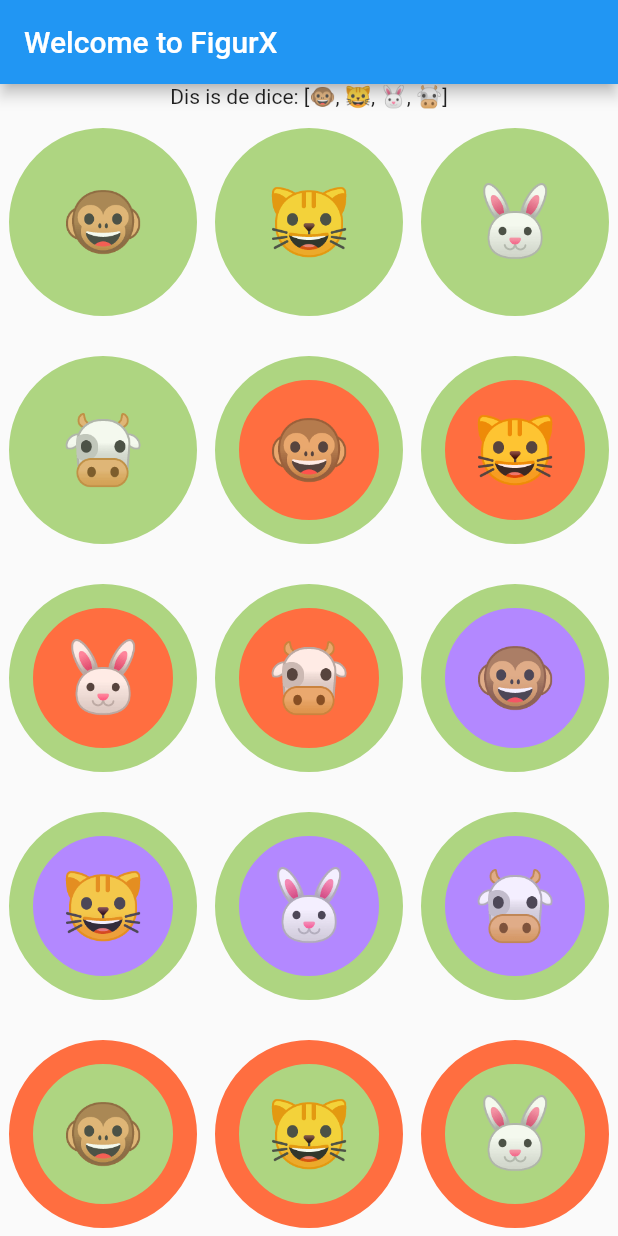
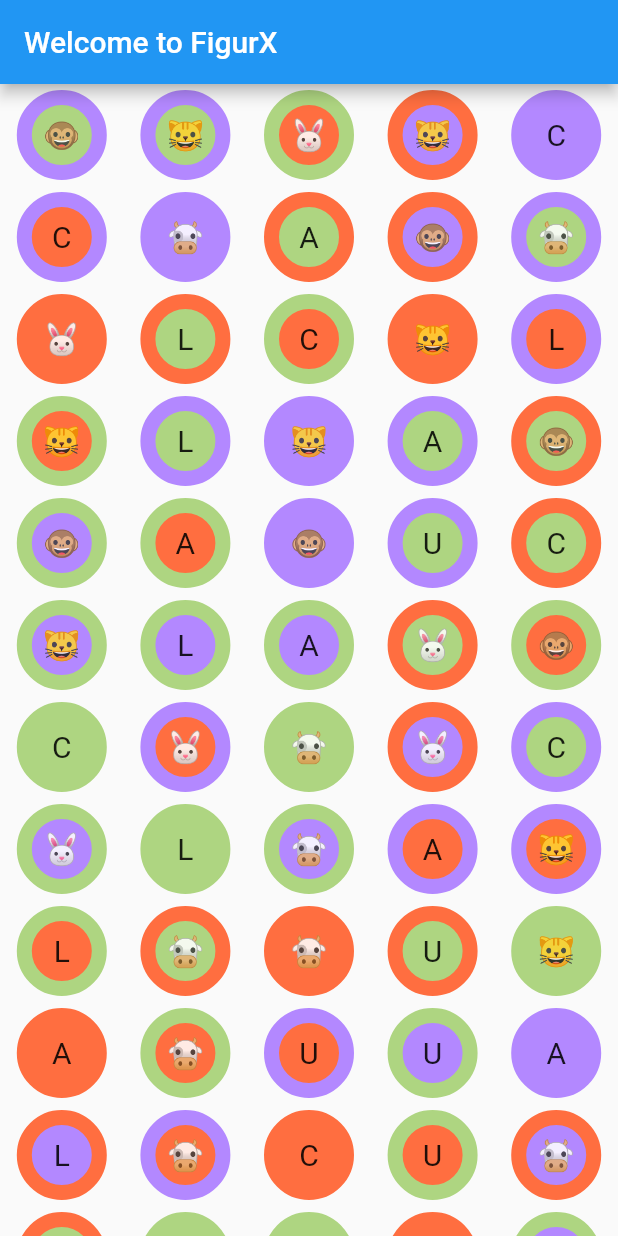
Before and after one commit to balintsera/figurx, a Flutter app: the screen it shows after launch, on a phone screen of 412 x 824 dp. Run offline on Flutter 3.47's test engine with Material 2 defaults, Android fonts, the phone set to English and light mode, and no system bars.

```diff
--- a/lib/main.dart
+++ b/lib/main.dart
@@ -1,6 +1,5 @@
 import 'package:flutter/material.dart';
-import 'view/dice.dart';
-import 'view/board.dart';
+import 'view/game.dart';
 
 
 void main() => runApp(new MyApp());
@@ -8,7 +7,6 @@ void main() => runApp(new MyApp());
 class MyApp extends StatelessWidget {
   @override
   Widget build(BuildContext context) {
-    final dice = new Dice();
     return new MaterialApp(
       title: 'FigurX',
       home: new Scaffold(
@@ -17,8 +15,7 @@ class MyApp extends StatelessWidget {
         ),
         body: new ListView(
           children: [
-            dice,
-            new Board(),
+            new Game(),
           ],
         )
       ),
--- a/lib/service/board_layout.dart
+++ b/lib/service/board_layout.dart
@@ -11,6 +11,10 @@ class BoardLayout {
   static String cat = '\u{1f431}';
   static String bunny = '\u{1f430}';
   static String cow = '\u{1f42e}';
+  static String letter_l = "L";
+  static String letter_u = "U";
+  static String letter_c = "C";
+  static String letter_a = "A";
 
   BoardLayout({this.availColors, this.availFigures}) {
     _generateAllPermutations();
@@ -23,7 +27,16 @@ class BoardLayout {
           Colors.deepOrangeAccent[200],
           Colors.deepPurpleAccent[100]
         ],
-        availFigures = [monkey, cat, bunny, cow] {
+        availFigures = [
+          letter_l,
+          letter_u,
+          letter_c,
+          letter_a,
+          monkey,
+          cat,
+          bunny,
+          cow
+        ] {
     _generateAllPermutations();
   }
 
--- a/lib/view/board.dart
+++ b/lib/view/board.dart
@@ -1,17 +1,19 @@
 import 'package:flutter/material.dart';
+import 'game.dart';
 import '../service/board_layout.dart';
 import 'figure_view.dart';
 import '../entity/figure.dart';
 
-class Board extends StatelessWidget {
+class Board extends State<Game> {
+  int numRows = 5;
   @override
   Widget build(BuildContext context) {
     final layout = new BoardLayout.withDefaults();
-
+    List<Figure> randomlyOrdered = layout.randomSubSet(layout.allPermutations.length);
     List<Row> rows = [];
     // Add figures by three to widgets
-    for (var i = 3; i <= layout.allPermutations.length; i += 3) {
-      var threeFig = layout.allPermutations.getRange(i - 3, i).toList();
+    for (var i = numRows; i <= randomlyOrdered.length; i += numRows) {
+      var threeFig = randomlyOrdered.getRange(i - numRows, i).toList();
       rows.add(_getOneRow(threeFig));
     }
 
@@ -21,16 +23,14 @@ class Board extends StatelessWidget {
   }
 
   Row _getOneRow(List<Figure> figures) {
-    return new Row(children: [
-      new Expanded(
+    List<Expanded> children = [];
+    for (var i = 0; i < numRows; i++) {
+      var expanded = new Expanded(
           child: new FigureView(
-              figures[0].figure, figures[0].bgColor, figures[0].borderColor)),
-      new Expanded(
-          child: new FigureView(
-              figures[1].figure, figures[1].bgColor, figures[1].borderColor)),
-      new Expanded(
-          child: new FigureView(
-              figures[2].figure, figures[2].bgColor, figures[2].borderColor)),
-    ]);
+              figures[i].figure, figures[i].bgColor, figures[i].borderColor)
+      );
+      children.add(expanded);
+    }
+    return new Row(children: children);
   }
 }
--- a/lib/view/figure_view.dart
+++ b/lib/view/figure_view.dart
@@ -6,6 +6,12 @@ class FigureView extends StatelessWidget {
   final Color bgColor;
 
   FigureView(this.figure, this.bgColor, this.borderColor);
+
+  double borderHeight = 10.0;
+  double padding = 4.0;
+  double margin = 4.0;
+  double fontSize = 20.0;
+  double width = 60.0;
 
   @override
   Widget build(BuildContext context) {
@@ -21,14 +27,14 @@ class FigureView extends StatelessWidget {
         shape: BoxShape.circle,
         border: new Border.all(
           color: this.borderColor,
-          width: 16.0,
+          width: borderHeight,
         ),
       ),
 
-      padding: new EdgeInsets.all(16.0),
-      margin: new EdgeInsets.all(6.0),
-      width: 140.0,
-      height: 140.0,
+      padding: new EdgeInsets.all(padding),
+      margin: new EdgeInsets.all(margin),
+      width: width,
+      height: width,
     );
   }
 
@@ -38,7 +44,7 @@ class FigureView extends StatelessWidget {
       figure,
       textAlign: TextAlign.center,
       style: new TextStyle(
-        fontSize: 45.0,
+        fontSize: fontSize,
       ),
     ));
   }
--- /dev/null
+++ b/lib/view/game.dart
@@ -0,0 +1,7 @@
+import 'package:flutter/material.dart';
+import './board.dart';
+
+class Game extends StatefulWidget {
+  @override
+  createState() => new Board();
+}
```
Also changed, not shown: 1 other file.
